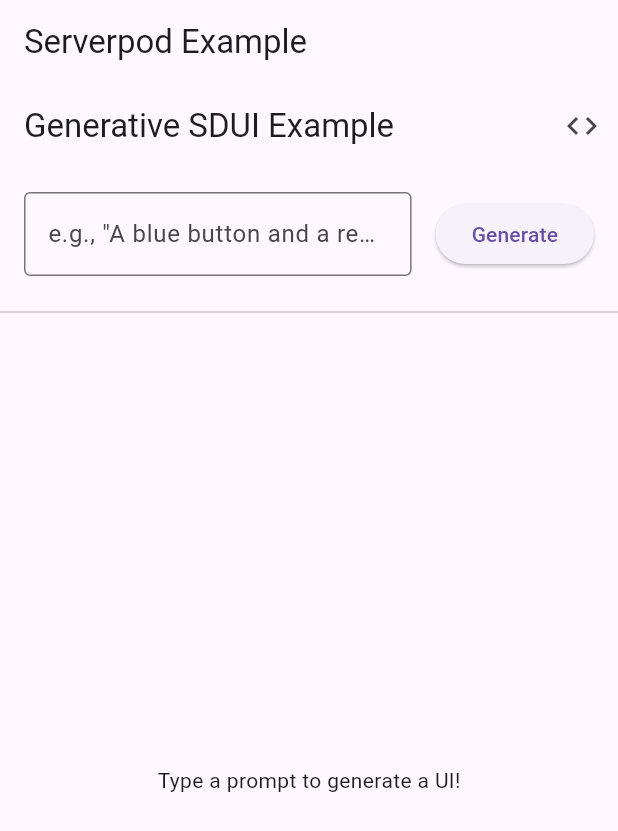
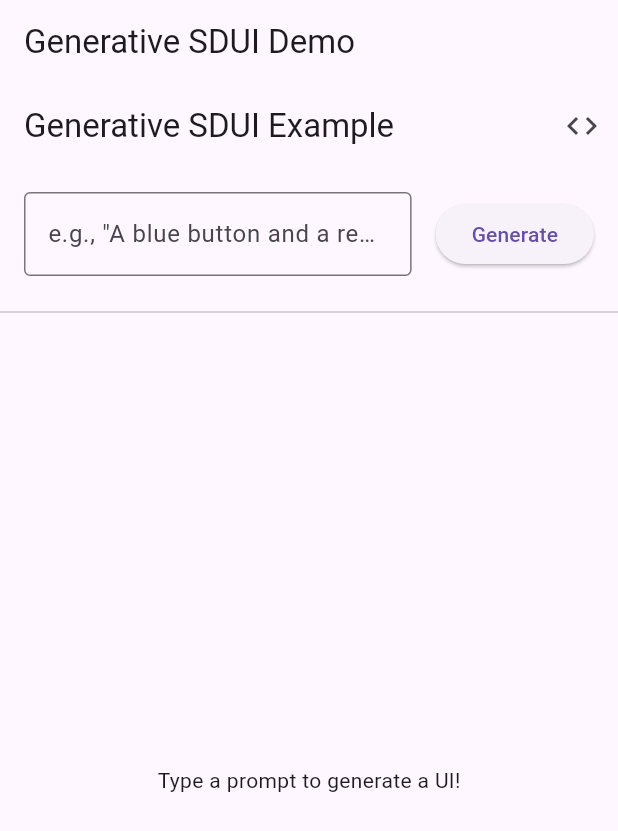
Before and after one commit to vicajilau/Flutter-Generative-SDUI, a Flutter app: the screen it shows after launch, on a phone screen of 412 x 824 dp. Shown: the top 831 px of the screen. Run offline on Flutter 3.47's test engine with Material 3 defaults, Android fonts, the phone set to English and light mode, and no system bars; missing offline and left inert: serverpod, serverpod_auth_core_client, serverpod_auth_core_server, serverpod_auth_idp_client, serverpod_auth_idp_flutter, serverpod_auth_idp_server and 2 more; statements that could not run were skipped.

```diff
--- a/gsdui_flutter/lib/main.dart
+++ b/gsdui_flutter/lib/main.dart
@@ -45,9 +45,9 @@
   @override
   Widget build(BuildContext context) {
     return MaterialApp(
-      title: 'Serverpod Demo',
+      title: 'Generative SDUI',
       theme: ThemeData(primarySwatch: Colors.blue),
-      home: const MyHomePage(title: 'Serverpod Example'),
+      home: const MyHomePage(title: 'Generative SDUI Demo'),
     );
   }
 }
```
